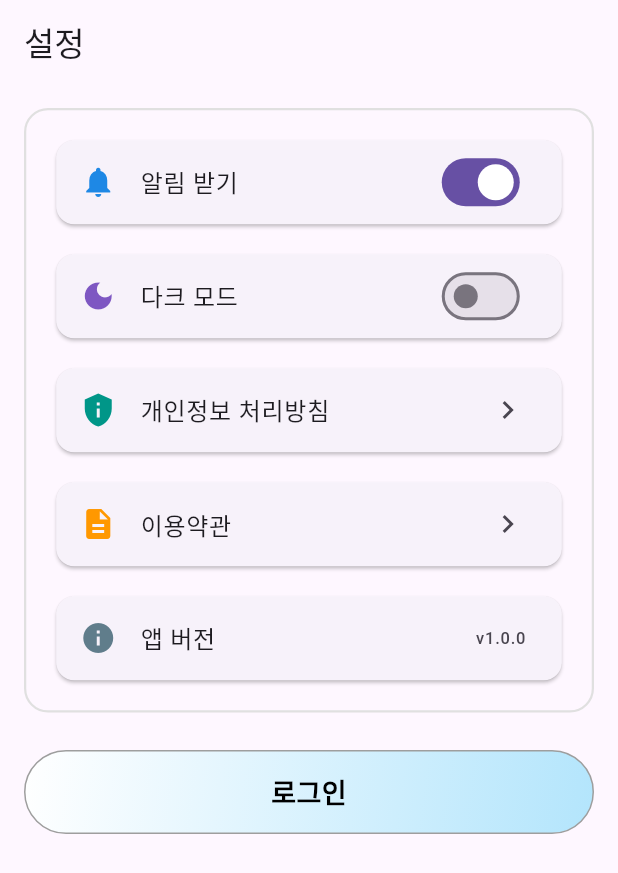
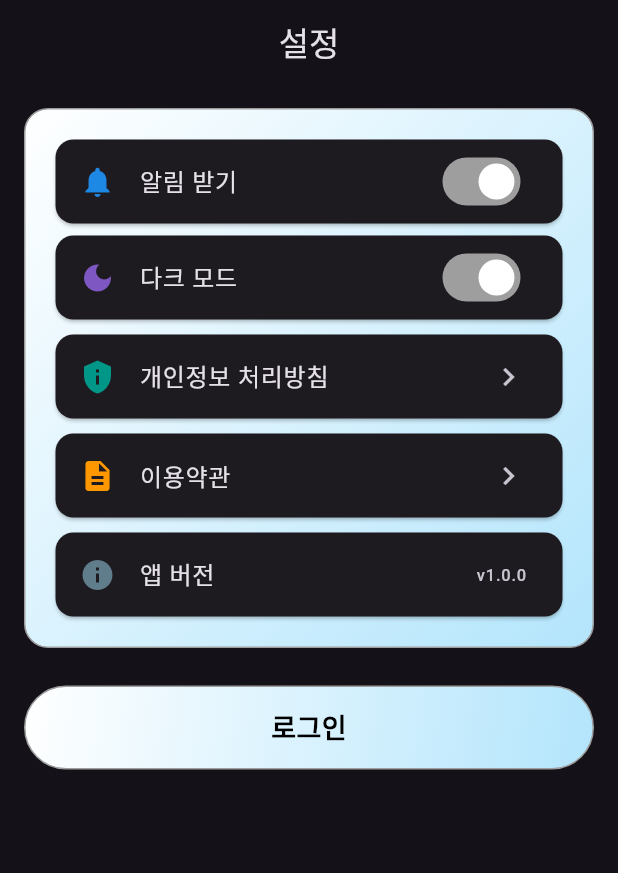
Before and after one commit to jeonghunlee99/airquality, a Flutter app: the SettingsScreen screen opened directly, after a tap on "다크 모드", on a phone screen of 412 x 824 dp. Shown: the top 873 px of the screen. Run offline on Flutter 3.47's test engine with Material 3 defaults, Android fonts, the phone set to English and light mode, and no system bars; our stand-ins replace dio, flutter_riverpod, geolocator, google_fonts; missing offline and left inert: proj4dart.

Commit message:
다크 모드 추가

```diff
--- a/lib/main.dart
+++ b/lib/main.dart
@@ -1,3 +1,4 @@
+import 'package:airquality/setting_page/setting_screen.dart';
 import 'package:flutter/material.dart';
 import 'package:flutter_riverpod/flutter_riverpod.dart';
 import 'airquality_page/air_quality_controller.dart';
@@ -21,13 +22,20 @@ class _MyAppState extends ConsumerState<MyApp> {
 
   @override
   Widget build(BuildContext context) {
+    final themeMode = ref.watch(themeModeProvider);
     return MaterialApp(
       debugShowCheckedModeBanner: false,
       title: 'Air Quality App',
       theme: ThemeData(
+        brightness: Brightness.light,
         primarySwatch: Colors.blue,
         progressIndicatorTheme: const ProgressIndicatorThemeData(color: Colors.black),
       ),
+      darkTheme: ThemeData(
+        brightness: Brightness.dark,
+        progressIndicatorTheme: const ProgressIndicatorThemeData(color: Colors.white),
+      ),
+      themeMode: themeMode,
       home: MainHomeScreen(),
     );
   }
--- a/lib/setting_page/setting_screen.dart
+++ b/lib/setting_page/setting_screen.dart
@@ -1,25 +1,36 @@
 import 'package:flutter/material.dart';
+import 'package:flutter_riverpod/flutter_riverpod.dart';
 import 'package:google_fonts/google_fonts.dart';
 
-class SettingsScreen extends StatelessWidget {
+
+final themeModeProvider = StateProvider<ThemeMode>((ref) => ThemeMode.light);
+
+
+class SettingsScreen extends ConsumerWidget {
   const SettingsScreen({super.key});
 
   @override
-  Widget build(BuildContext context) {
+  Widget build(BuildContext context, WidgetRef ref) {
     return Scaffold(
-      appBar: AppBar(title: const Text("설정"), elevation: 0),
+      appBar: AppBar(title: const Text("설정"), elevation: 0,
+        centerTitle: true,),
       body: ListView(
         padding: const EdgeInsets.all(16),
         children: [
           Container(
             padding: const EdgeInsets.all(16),
             decoration: BoxDecoration(
-              border: Border.all(color: Colors.grey.shade300, width: 1.5),
+              gradient: const LinearGradient(
+                colors: [Colors.white, Color(0xFFB3E5FC)],
+                begin: Alignment.topLeft,
+                end: Alignment.bottomRight,
+              ),
+              border: Border.all(color: Colors.grey, width: 1),
               borderRadius: BorderRadius.circular(16),
             ),
             child: Column(
               children: [
-                // 네
+
                 _buildSwitchTile(
                   icon: Icons.notifications,
                   iconColor: Colors.blue.shade600,
@@ -27,16 +38,18 @@ class SettingsScreen extends StatelessWidget {
                   value: true,
                   onChanged: (val) {},
                 ),
-                const SizedBox(height: 12),
 
                 _buildSwitchTile(
                   icon: Icons.dark_mode,
                   iconColor: Colors.deepPurple.shade400,
                   title: "다크 모드",
-                  value: false,
-                  onChanged: (val) {},
+                  value: ref.watch(themeModeProvider) == ThemeMode.dark,
+                  onChanged: (val) {
+                    ref.read(themeModeProvider.notifier).state =
+                    val ? ThemeMode.dark : ThemeMode.light;
+                  },
                 ),
-                const SizedBox(height: 12),
+                const SizedBox(height: 2),
 
                 _buildSettingTile(
                   icon: Icons.privacy_tip,
@@ -44,7 +57,7 @@ class SettingsScreen extends StatelessWidget {
                   title: "개인정보 처리방침",
                   onTap: () {},
                 ),
-                const SizedBox(height: 12),
+                const SizedBox(height: 2),
 
                 _buildSettingTile(
                   icon: Icons.description,
@@ -52,7 +65,7 @@ class SettingsScreen extends StatelessWidget {
                   title: "이용약관",
                   onTap: () {},
                 ),
-                const SizedBox(height: 12),
+                const SizedBox(height: 2),
 
                 _buildSettingTile(
                   icon: Icons.info,
@@ -104,6 +117,10 @@ class SettingsScreen extends StatelessWidget {
     required String title,
     required bool value,
     required ValueChanged<bool> onChanged,
+    Color activeColor = Colors.white,
+    Color activeTrackColor = Colors.grey,
+    Color inactiveThumbColor = Colors.white,
+    Color inactiveTrackColor = Colors.grey,
   }) {
     return Card(
       shape: RoundedRectangleBorder(borderRadius: BorderRadius.circular(12)),
@@ -113,9 +130,14 @@ class SettingsScreen extends StatelessWidget {
         title: Text(title, style: const TextStyle(fontWeight: FontWeight.w500)),
         value: value,
         onChanged: onChanged,
+        activeColor: activeColor,
+        activeTrackColor: activeTrackColor,
+        inactiveThumbColor: inactiveThumbColor,
+        inactiveTrackColor: inactiveTrackColor,
       ),
     );
   }
+
 
   Widget _buildSettingTile({
     required IconData icon,
```
